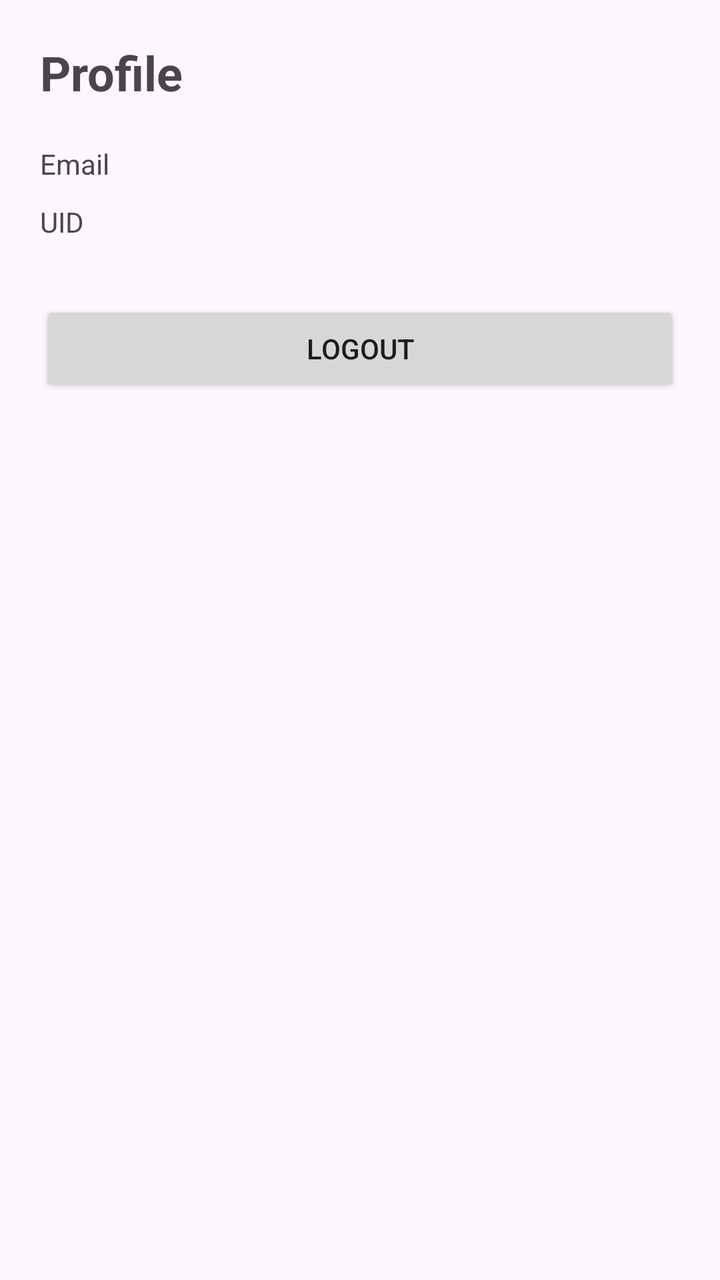
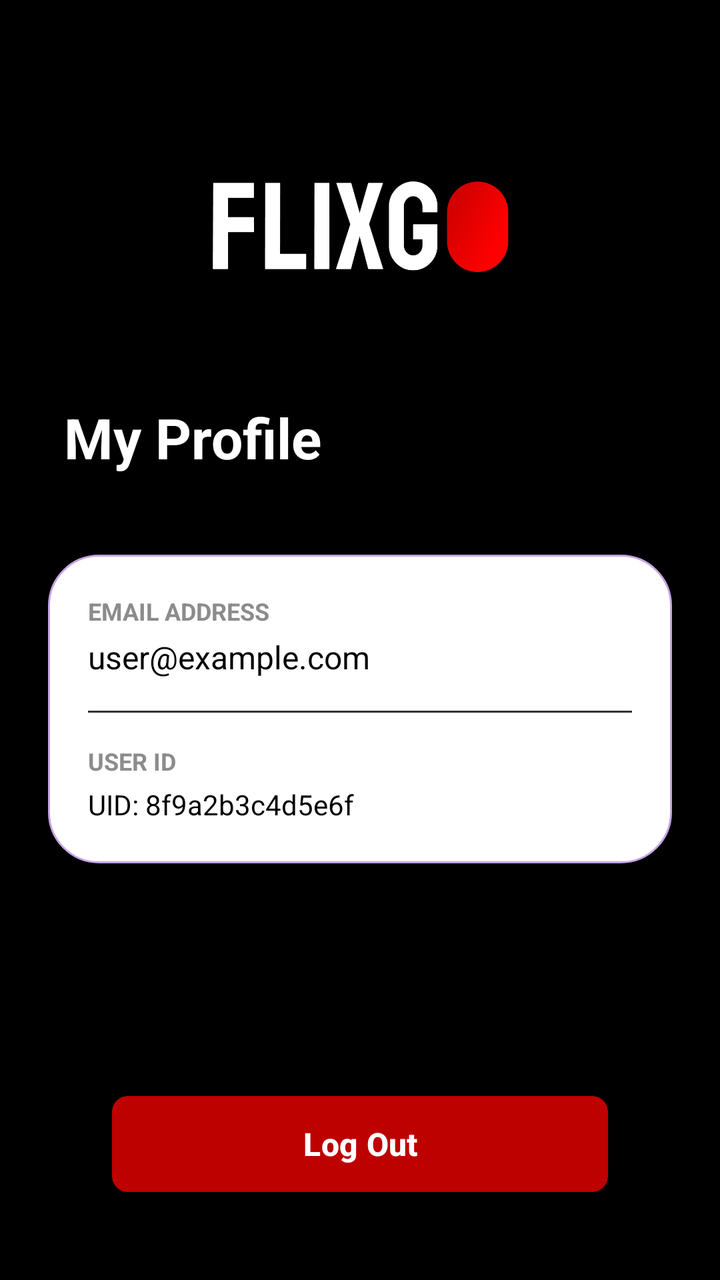

Two renders of the same Android screen: before a commit and after it. Below are the layout's source before the change and the commit's diff.
<!-- AndroidManifest.xml: application theme Theme.Flixgo -->
<!-- res/layout/activity_profile.xml -->
<?xml version="1.0" encoding="utf-8"?>
<LinearLayout xmlns:android="http://schemas.android.com/apk/res/android"
    android:layout_width="match_parent"
    android:layout_height="match_parent"
    android:orientation="vertical"
    android:padding="20dp">

  <TextView
      android:id="@+id/txtTitle"
      android:layout_width="wrap_content"
      android:layout_height="wrap_content"
      android:text="Profile"
      android:textSize="24sp"
      android:textStyle="bold" />

  <TextView
      android:id="@+id/txtEmail"
      android:layout_width="wrap_content"
      android:layout_height="wrap_content"
      android:text="Email"
      android:layout_marginTop="20dp" />

  <TextView
      android:id="@+id/txtUid"
      android:layout_width="wrap_content"
      android:layout_height="wrap_content"
      android:text="UID"
      android:layout_marginTop="10dp" />

  <Button
      android:id="@+id/btnLogout"
      android:layout_width="match_parent"
      android:layout_height="wrap_content"
      android:layout_marginTop="30dp"
      android:text="Logout" />

</LinearLayout>
<!-- resources referenced by this layout -->
<resources>
  <style name="Theme.Flixgo" parent="Base.Theme.Flixgo" />
  <style name="Base.Theme.Flixgo" parent="Theme.Material3.DayNight.NoActionBar">
          
          
      </style>
</resources>

<!-- the commit's change to res/layout/activity_profile.xml (unified diff, before → after) -->
@@ -1,37 +1,106 @@
 <?xml version="1.0" encoding="utf-8"?>
-<LinearLayout xmlns:android="http://schemas.android.com/apk/res/android"
+<androidx.constraintlayout.widget.ConstraintLayout
+    xmlns:android="http://schemas.android.com/apk/res/android"
+    xmlns:app="http://schemas.android.com/apk/res-auto"
+    xmlns:tools="http://schemas.android.com/tools"
     android:layout_width="match_parent"
     android:layout_height="match_parent"
-    android:orientation="vertical"
-    android:padding="20dp">
+    android:background="#000000"
+    android:padding="24dp">
 
   <TextView
       android:id="@+id/txtTitle"
       android:layout_width="wrap_content"
       android:layout_height="wrap_content"
-      android:text="Profile"
-      android:textSize="24sp"
-      android:textStyle="bold" />
+      android:layout_marginStart="8dp"
+      android:layout_marginTop="176dp"
+      android:text="My Profile"
+      android:textColor="#FFFFFF"
+      android:textSize="28sp"
+      android:textStyle="bold"
+      app:layout_constraintStart_toStartOf="parent"
+      app:layout_constraintTop_toTopOf="parent" />
 
-  <TextView
-      android:id="@+id/txtEmail"
-      android:layout_width="wrap_content"
+  <LinearLayout
+      android:id="@+id/profileCard"
+      android:layout_width="0dp"
       android:layout_height="wrap_content"
-      android:text="Email"
-      android:layout_marginTop="20dp" />
+      android:layout_marginTop="40dp"
+      android:background="@drawable/et_rounded_bg"
+      android:orientation="vertical"
+      android:padding="20dp"
+      app:layout_constraintEnd_toEndOf="parent"
+      app:layout_constraintStart_toStartOf="parent"
+      app:layout_constraintTop_toBottomOf="@+id/txtTitle">
 
-  <TextView
-      android:id="@+id/txtUid"
-      android:layout_width="wrap_content"
-      android:layout_height="wrap_content"
-      android:text="UID"
-      android:layout_marginTop="10dp" />
+    <TextView
+        android:layout_width="wrap_content"
+        android:layout_height="wrap_content"
+        android:text="EMAIL ADDRESS"
+        android:textColor="#8C8C8C"
+        android:textSize="12sp"
+        android:textStyle="bold" />
 
-  <Button
+    <TextView
+        android:id="@+id/txtEmail"
+        android:layout_width="match_parent"
+        android:layout_height="wrap_content"
+        android:layout_marginTop="4dp"
+        android:text="user@example.com"
+        android:textColor="#000000"
+        android:textSize="16sp" />
+
+    <View
+        android:layout_width="match_parent"
+        android:layout_height="1dp"
+        android:layout_marginTop="16dp"
+        android:layout_marginBottom="16dp"
+        android:background="#333333" />
+
+    <TextView
+        android:layout_width="wrap_content"
+        android:layout_height="wrap_content"
+        android:text="USER ID"
+        android:textColor="#8C8C8C"
+        android:textSize="12sp"
+        android:textStyle="bold" />
+
+    <TextView
+        android:id="@+id/txtUid"
+        android:layout_width="match_parent"
+        android:layout_height="wrap_content"
+        android:layout_marginTop="4dp"
+        android:text="UID: 8f9a2b3c4d5e6f"
+        android:textColor="#000000"
+        android:textSize="14sp" />
+
+  </LinearLayout>
+
+  <com.google.android.material.button.MaterialButton
       android:id="@+id/btnLogout"
-      android:layout_width="match_parent"
-      android:layout_height="wrap_content"
-      android:layout_marginTop="30dp"
-      android:text="Logout" />
+      android:layout_width="0dp"
+      android:layout_height="56dp"
+      android:layout_marginStart="32dp"
+      android:layout_marginEnd="32dp"
+      android:layout_marginBottom="16dp"
+      android:text="Log Out"
+      android:textColor="#FFFFFF"
+      android:textSize="16sp"
+      android:textStyle="bold"
+      app:backgroundTint="#BD0000"
+      app:cornerRadius="8dp"
+      app:layout_constraintBottom_toBottomOf="parent"
+      app:layout_constraintEnd_toEndOf="parent"
+      app:layout_constraintStart_toStartOf="parent" />
 
-</LinearLayout>
+  <ImageView
+      android:id="@+id/imageView2"
+      android:layout_width="163dp"
+      android:layout_height="175dp"
+      android:layout_marginTop="4dp"
+      app:layout_constraintEnd_toEndOf="parent"
+      app:layout_constraintStart_toStartOf="parent"
+      app:layout_constraintTop_toTopOf="parent"
+      app:srcCompat="@drawable/applogo" />
+
+</androidx.constraintlayout.widget.ConstraintLayout>
<!-- resource entries referenced after the edit -->
@@ -1,5 +1,13 @@
 <!-- resources referenced by this layout -->
 <resources>
+  <!-- drawable applogo: png bitmap (drawable-mdpi, 39021 bytes) -->
+  <!-- drawable et_rounded_bg (drawable) -->
+  <shape xmlns:android="http://schemas.android.com/apk/res/android"
+      android:shape="rectangle">
+      <solid android:color="#FFFFFF" />
+      <stroke android:width="1dp" android:color="#C5A5E4" />
+      <corners android:radius="25dp" />
+  </shape>
   <style name="Theme.Flixgo" parent="Base.Theme.Flixgo" />
   <style name="Base.Theme.Flixgo" parent="Theme.Material3.DayNight.NoActionBar">
           
